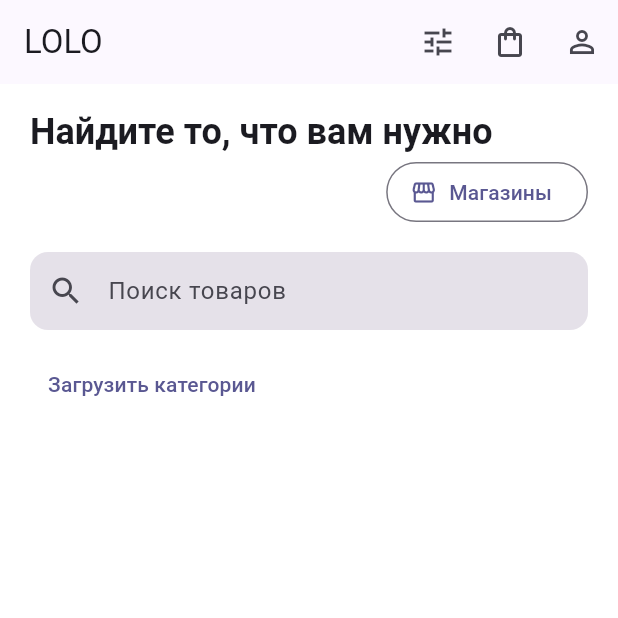
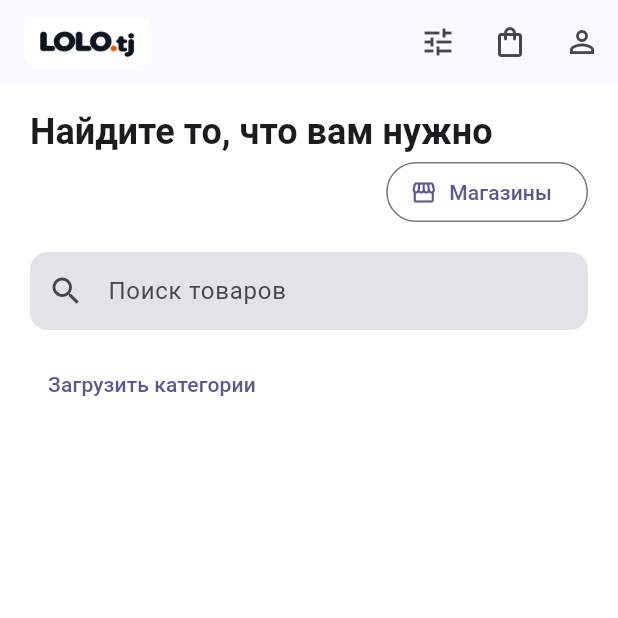
Before and after one commit to FrontEnd07/mobile-app-lolo, a Flutter app: the screen it shows after launch, on a phone screen of 412 x 824 dp, the top half of it. Run offline on Flutter 3.47's test engine with Material 3 defaults, Android fonts, the light colour scheme and no system bars; our stand-ins replace flutter_riverpod, flutter_secure_storage, go_router, graphql, reactive_forms, shared_preferences; missing offline and left inert: phone_form_field, vendure; network calls fail.

Commit message:
feat: add LOLO app branding

```diff
--- a/lib/pages/home/ui/home_page.dart
+++ b/lib/pages/home/ui/home_page.dart
@@ -4,6 +4,7 @@ import 'package:ecommerce_new/features/auth/index.dart';
 import 'package:ecommerce_new/widgets/catalog/index.dart';
 import 'package:ecommerce_new/widgets/cart_indicator/index.dart';
 import 'package:ecommerce_new/shared/i18n/app_localizations.dart';
+import 'package:ecommerce_new/shared/ui/branding/app_logo.dart';
 
 class HomePage extends StatelessWidget {
   const HomePage({super.key});
@@ -12,7 +13,7 @@ class HomePage extends StatelessWidget {
     final l = AppLocalizations.of(context);
     return Scaffold(
       appBar: AppBar(
-        title: Text(l.appTitle),
+        title: const AppLogo(height: 24),
         actions: [
           IconButton(
             onPressed: () => context.push('/settings'),
--- /dev/null
+++ b/lib/shared/ui/branding/app_logo.dart
@@ -0,0 +1,29 @@
+import 'package:flutter/material.dart';
+
+class AppLogo extends StatelessWidget {
+  const AppLogo({super.key, this.height = 28});
+
+  final double height;
+
+  @override
+  Widget build(BuildContext context) {
+    return Semantics(
+      label: 'LOLO.tj',
+      image: true,
+      child: DecoratedBox(
+        decoration: BoxDecoration(
+          color: Colors.white,
+          borderRadius: BorderRadius.circular(8),
+        ),
+        child: Padding(
+          padding: const EdgeInsets.symmetric(horizontal: 8, vertical: 4),
+          child: Image.asset(
+            'assets/branding/lolo-logo.png',
+            height: height,
+            fit: BoxFit.contain,
+          ),
+        ),
+      ),
+    );
+  }
+}
```
Also changed, not shown: pubspec.yaml (+24 -0 lines), assets/branding/lolo-app-icon.png (added), assets/branding/lolo-logo.png (added), pubspec.lock, 51 other files.
